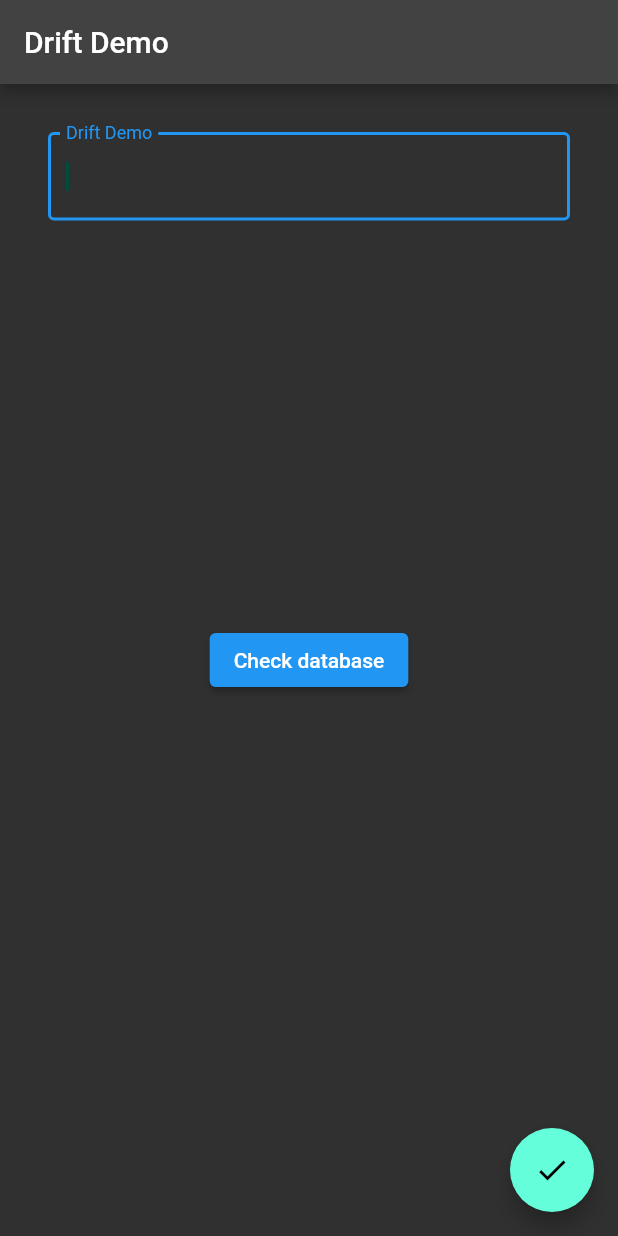
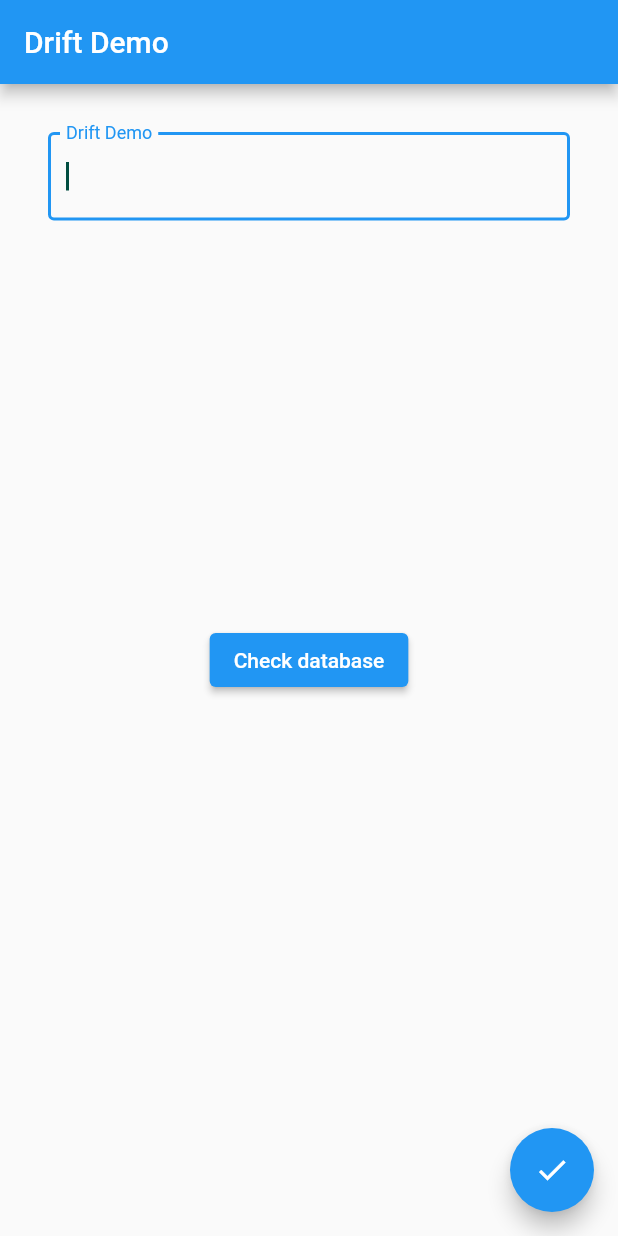
Before and after one commit to valerianaGit/FlutterDriftLocalDataStorageDemo, a Flutter app: the screen it shows after launch, on a phone screen of 412 x 824 dp. Run offline on Flutter 3.47's test engine with Material 2 defaults, Android fonts, the phone set to English and light mode, and no system bars; our stand-ins replace drift, flutter_riverpod, flutter_slidable; missing offline and left inert: drift_db_viewer; accounts and stored records are empty; generated files the repository leaves out were written again.

Commit message:
update theme and lint

```diff
--- a/lib/main.dart
+++ b/lib/main.dart
@@ -1,4 +1,5 @@
 
+import 'package:demo_drift_package/constants/constants.dart';
 import 'package:flutter/material.dart';
 import 'constants/strings.dart';
 import 'screens/home_page.dart';
@@ -13,7 +14,10 @@ void main() {
 }
 
 // create provider we will be able to use everywhere on app
-final todoDBProvider = Provider.autoDispose((ref) => TodoDatabase()); // autodispose -> avoid unnecessary cost and restore state when provider is no longer in use
+final todoDBProvider =
+Provider.autoDispose((ref) => TodoDatabase());
+// autodispose -> avoid unnecessary cost and
+// restore state when provider is no longer in use
 
 class MyApp extends StatelessWidget {
   const MyApp({super.key});
@@ -24,10 +28,10 @@ class MyApp extends StatelessWidget {
       DeviceOrientation.portraitUp,
       DeviceOrientation.portraitDown,
     ]);
-    return MaterialApp(
+    return  MaterialApp(
       title: kAppTitle,
-      theme: ThemeData.dark(),
-      home: const HomePage(),
+      theme: AppThemes().lightTheme,//halloweenTheme,
+      home: HomePage(),
     );
     // Check your state management tool for lifecycles (i.e. initialized / alive/ paused/ disposed)
     // dispose: (context, db) => db.close(),
```
